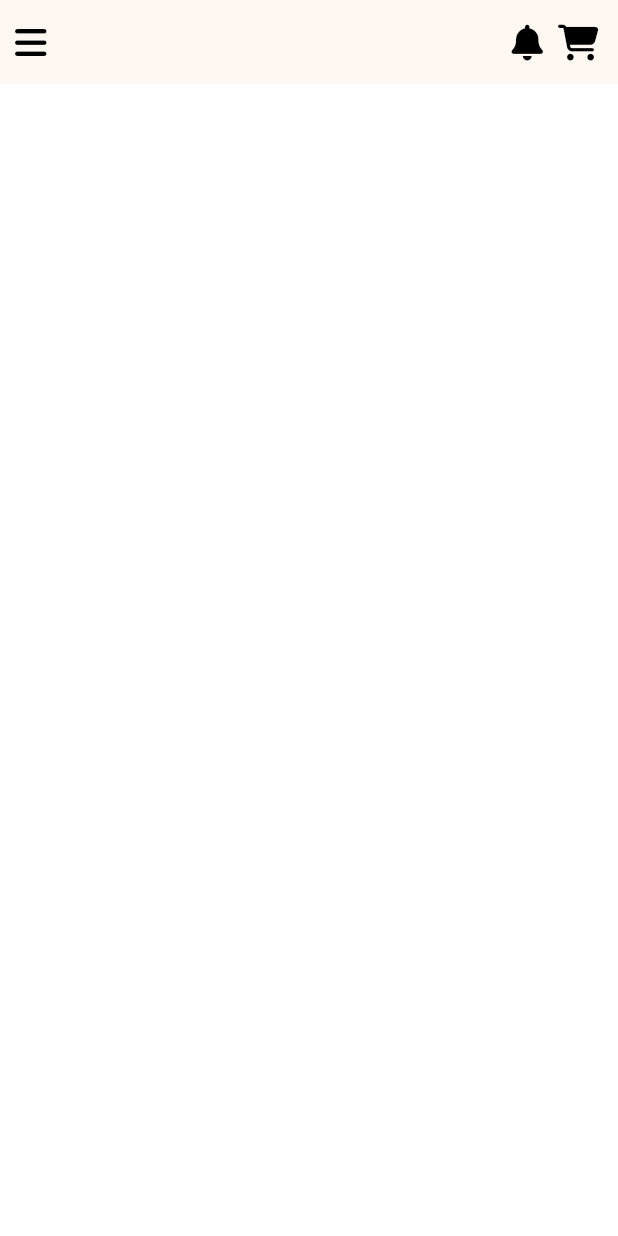
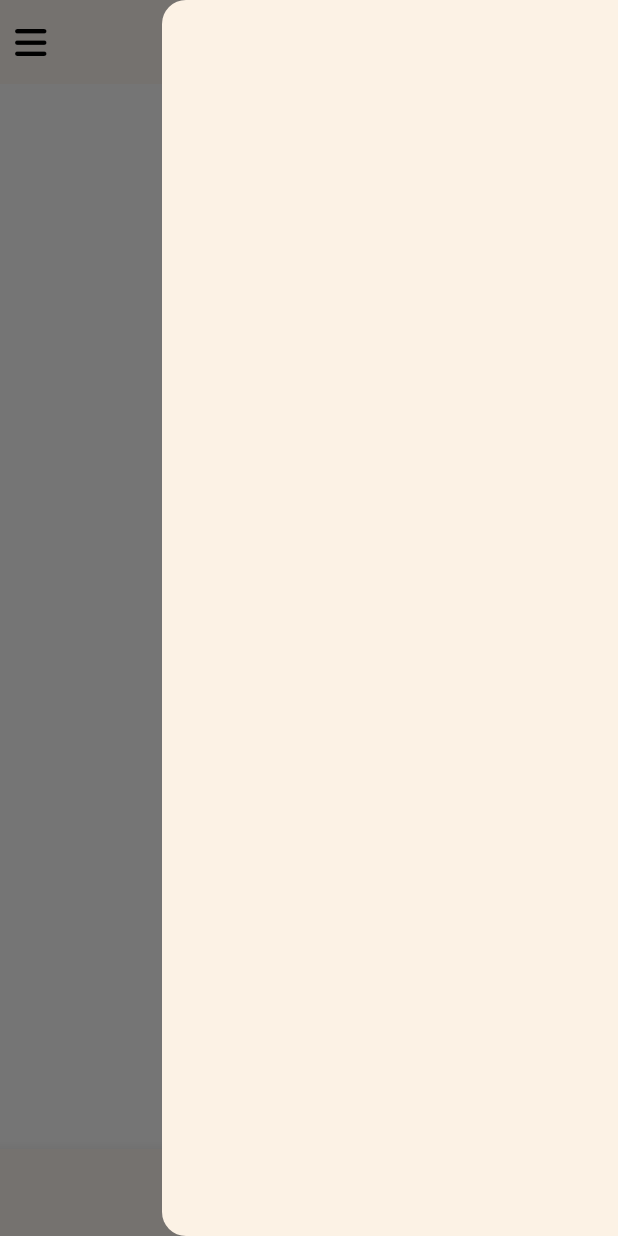
Before and after one commit to Rajabrahmam-Thanniru/bite_box, a Flutter app: the screen it shows after launch, with the side drawer open (before the commit the screen has no drawer), on a phone screen of 412 x 824 dp. Run offline on Flutter 3.47's test engine with Material 3 defaults, Android fonts, the light colour scheme and no system bars; our stand-ins replace firebase_core, font_awesome_flutter; accounts and stored records are empty.

Commit message:
main screens iniciated

```diff
--- a/lib/main.dart
+++ b/lib/main.dart
@@ -1,4 +1,4 @@
-import 'package:bite_box/screens/user_home.dart';
+import 'package:bite_box/screens/user/user_home.dart';
 import 'package:flutter/material.dart';
 
 void main() {
@@ -21,7 +21,9 @@
       ),
       initialRoute: '/User_home/',
       routes: {
-        '/User_home/': (context) => const User_home(),
+        '/User_home/': (context) => const User_home(
+              initialSelectedIndex: 0,
+            ),
       },
     );
   }
--- /dev/null
+++ b/lib/screens/user/mainHome.dart
@@ -0,0 +1,20 @@
+import 'package:flutter/material.dart';
+
+class MainUserHome extends StatefulWidget {
+  const MainUserHome({super.key});
+
+  @override
+  State<MainUserHome> createState() => _MainUserHomeState();
+}
+
+class _MainUserHomeState extends State<MainUserHome> {
+  @override
+  Widget build(BuildContext context) {
+    return Scaffold(
+      backgroundColor: Colors.white,
+      body: Center(
+        child: Text('mainHome'),
+      ),
+    );
+  }
+}
--- /dev/null
+++ b/lib/screens/user/user_home.dart
@@ -0,0 +1,162 @@
+import 'package:bite_box/screens/user/liked.dart';
+import 'package:bite_box/screens/user/mainHome.dart';
+import 'package:bite_box/screens/user/orders.dart';
+import 'package:bite_box/screens/user/profile.dart';
+import 'package:bite_box/screens/user/search.dart';
+import 'package:bite_box/utils/Notifications.dart';
+import 'package:bite_box/utils/cart.dart';
+import 'package:flutter/material.dart';
+import 'package:font_awesome_flutter/font_awesome_flutter.dart';
+
+class User_home extends StatefulWidget {
+  final int initialSelectedIndex;
+  const User_home({super.key, required this.initialSelectedIndex});
+
+  @override
+  State<User_home> createState() => _User_homeState();
+}
+
+class _User_homeState extends State<User_home> {
+  late PageController _pageController;
+  int _selectedIndex = 0;
+  late final int initialSelectedIndex;
+
+  @override
+  void initState() {
+    super.initState();
+    setState(() {
+      _selectedIndex = widget.initialSelectedIndex;
+    });
+    _pageController = PageController(initialPage: _selectedIndex);
+  }
+
+  @override
+  void dispose() {
+    _pageController.dispose();
+    super.dispose();
+  }
+
+  @override
+  Widget build(BuildContext context) {
+    return Scaffold(
+      backgroundColor: Colors.white,
+      appBar: AppBar(
+        automaticallyImplyLeading: false,
+        actions: [
+          Padding(
+            padding: EdgeInsets.only(left: 10),
+            child: Builder(
+              builder: (BuildContext context) {
+                return GestureDetector(
+                  onTap: () {
+                    Scaffold.of(context).openEndDrawer();
+                  },
+                  child: FaIcon(
+                    FontAwesomeIcons.bars,
+                    color: Colors.black,
+                  ),
+                );
+              },
+            ),
+          ),
+          Spacer(),
+          Padding(
+            padding: EdgeInsets.only(right: 10),
+            child: GestureDetector(
+              onTap: () {
+                Navigator.push(
+                  context,
+                  MaterialPageRoute(builder: (context) => Notifications()),
+                );
+              },
+              child: FaIcon(
+                FontAwesomeIcons.solidBell,
+                color: Colors.black,
+              ),
+            ),
+          ),
+          Padding(
+            padding: const EdgeInsets.only(right: 13),
+            child: GestureDetector(
+              onTap: () {
+                Navigator.push(
+                  context,
+                  MaterialPageRoute(builder: (context) => Cart()),
+                );
+              },
+              child: const FaIcon(
+                FontAwesomeIcons.cartShopping,
+                color: Colors.black,
+              ),
+            ),
+          ),
+        ],
+      ),
+      body: PageView(
+        controller: _pageController,
+        physics: AlwaysScrollableScrollPhysics(),
+        onPageChanged: (index) {
+          handleNavigation(index);
+        },
+        children: [
+          MainUserHome(),
+          Search(),
+          Order(),
+          Liked(),
+          Profile(),
+        ],
+      ),
+      bottomNavigationBar: BottomNavigationBar(
+        currentIndex: _selectedIndex,
+        onTap: (index) {
+          _pageController.jumpToPage(index);
+        },
+        items: [
+          BottomNavigationBarItem(
+            icon: Icon(Icons.home),
+            label: 'Home',
+          ),
+          BottomNavigationBarItem(
+            icon: Icon(Icons.search),
+            label: 'Search',
+          ),
+          BottomNavigationBarItem(
+            icon: Icon(Icons.shopping_bag),
+            label: 'Orders',
+          ),
+          BottomNavigationBarItem(
+            icon: Icon(Icons.favorite),
+            label: 'Liked',
+          ),
+          BottomNavigationBarItem(
+            icon: Icon(Icons.person),
+            label: 'Profile',
+          ),
+        ],
+      ),
+      endDrawer: Drawer(),
+    );
+  }
+
+  void handleNavigation(int index) {
+    setState(() {
+      _selectedIndex = index;
+      switch (index) {
+        case 0:
+          _pageController.jumpToPage(0);
+          break;
+        case 1:
+          _pageController.jumpToPage(1);
+          break;
+        case 2:
+          _pageController.jumpToPage(2);
+          break;
+        case 3:
+          _pageController.jumpToPage(3);
+          break;
+        default:
+          break;
+      }
+    });
+  }
+}
--- a/lib/screens/user_home.dart
+++ /dev/null
@@ -1,73 +0,0 @@
-import 'package:bite_box/utils/Notifications.dart';
-import 'package:bite_box/utils/cart.dart';
-import 'package:flutter/material.dart';
-import 'package:font_awesome_flutter/font_awesome_flutter.dart';
-
-class User_home extends StatefulWidget {
-  const User_home({super.key});
-
-  @override
-  State<User_home> createState() => _User_homeState();
-}
-
-class _User_homeState extends State<User_home> {
-  @override
-  Widget build(BuildContext context) {
-    return Scaffold(
-      backgroundColor: Colors.white,
-      appBar: AppBar(
-        automaticallyImplyLeading: false,
-        actions: [
-          Padding(
-            padding: EdgeInsets.only(left: 10),
-            child: Builder(
-              builder: (BuildContext context) {
-                return GestureDetector(
-                  onTap: () {
-                    Scaffold.of(context).openEndDrawer();
-                  },
-                  child: FaIcon(
-                    FontAwesomeIcons.bars,
-                    color: Colors.black,
-                  ),
-                );
-              },
-            ),
-          ),
-          Spacer(),
-          Padding(
-            padding: EdgeInsets.only(right: 10),
-            child: GestureDetector(
-              onTap: () {
-                Navigator.push(
-                  context,
-                  MaterialPageRoute(builder: (context) => Notifications()),
-                );
-              },
-              child: FaIcon(
-                FontAwesomeIcons.solidBell,
-                color: Colors.black,
-              ),
-            ),
-          ),
-          Padding(
-            padding: const EdgeInsets.only(right: 13),
-            child: GestureDetector(
-              onTap: () {
-                Navigator.push(
-                  context,
-                  MaterialPageRoute(builder: (context) => Cart()),
-                );
-              },
-              child: const FaIcon(
-                FontAwesomeIcons.cartShopping,
-                color: Colors.black,
-              ),
-            ),
-          ),
-        ],
-      ),
-      body: Container(),
-    );
-  }
-}
```
Also changed, not shown: lib/screens/user/liked.dart (added, +20 -0 lines), lib/screens/user/orders.dart (added, +20 -0 lines), lib/screens/user/profile.dart (added, +20 -0 lines), lib/screens/user/search.dart (added, +20 -0 lines).
